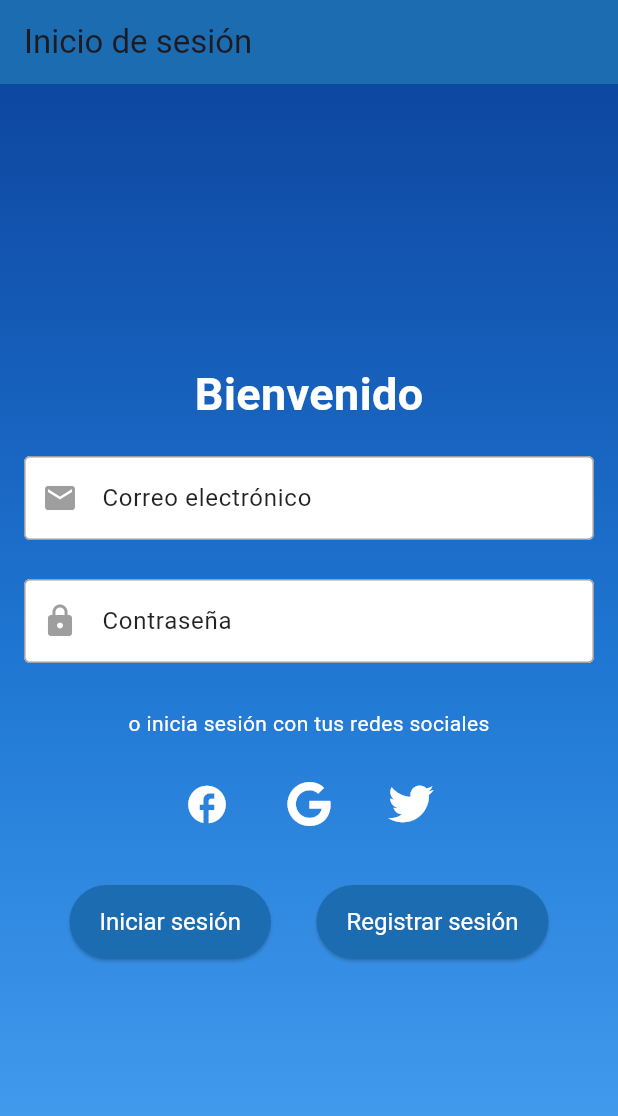
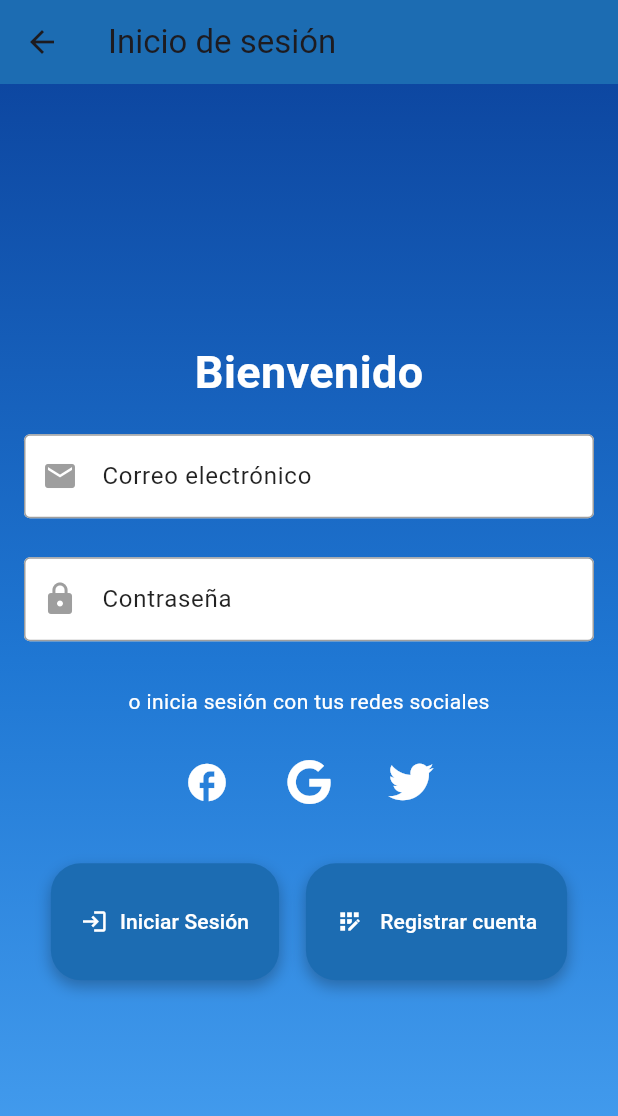
Before and after one commit to Jotaoesee/actividad3_app, a Flutter app: the screen it shows after launch, on a phone screen of 412 x 824 dp. Shown: the top 1116 px of the screen. Run offline on Flutter 3.47's test engine with Material 3 defaults, Android fonts, the phone set to English and light mode, and no system bars; our stand-ins replace font_awesome_flutter.

Commit message:
añado una clase para hacer un objeto personalizado y usarlo en donde quiera

```diff
--- a/lib/Apps/MyApp.dart
+++ b/lib/Apps/MyApp.dart
@@ -6,7 +6,6 @@ class MyApp extends StatelessWidget {
 
   @override
   Widget build(BuildContext context) {
-    Inicio inicioSesion = const Inicio();
     MaterialApp app =  const MaterialApp(title: "Mi primera App",);
     return app;
   }
--- a/lib/main.dart
+++ b/lib/main.dart
@@ -1,7 +1,7 @@
 import 'package:actividad3_app/pantallas/inicio.dart';
+import 'package:actividad3_app/pantallas/registro.dart';
 import 'package:flutter/material.dart';
-import 'package:actividad3_app/pantallas/registro.dart';
-import 'package:actividad3_app/pantallas/pantalla_inicio.dart'; // Importa el SplashScreen
+import 'package:actividad3_app/pantallas/splash.dart';
 
 void main() {
   runApp(const MyApp());
@@ -20,9 +20,9 @@ class MyApp extends StatelessWidget {
       ),
       initialRoute: '/splash', // Ruta inicial ahora es la pantalla Splash
       routes: {
-        '/splash': (context) => const PantallaDeInicio(),
-       // '/': (context) => const Inicio(),
-       // '/registro': (context) => Registro(),
+        '/splash': (context) => const Splash(),
+        '/': (context) => const Inicio(),
+        '/registro': (context) => Registro(),
       },
     );
   }
--- a/lib/pantallas/inicio.dart
+++ b/lib/pantallas/inicio.dart
@@ -1,4 +1,5 @@
 import 'package:actividad3_app/pantallas/registro.dart';
+import 'package:actividad3_app/personalizable/boton/boton_personalizado.dart';
 import 'package:flutter/material.dart';
 import 'package:font_awesome_flutter/font_awesome_flutter.dart';
 
@@ -178,35 +179,20 @@ class _InicioState extends State<Inicio> {
               Row(
                 mainAxisAlignment: MainAxisAlignment.spaceEvenly,
                 children: [
-                  ElevatedButton(
-                    style: ElevatedButton.styleFrom(
-                      backgroundColor: const Color.fromARGB(255, 28, 108, 178),
-                      padding: const EdgeInsets.symmetric(horizontal: 20, vertical: 15),
-                      textStyle: const TextStyle(fontSize: 16),
-                    ),
-                    onPressed: _validarYIniciarSesion,
-                    child: const Text(
-                      "Iniciar sesión",
-                      style: TextStyle(color: Colors.white),
-                    ),
+                  BotonPersonalizado(
+                      texto: "Iniciar Sesión",
+                      icono: Icons.login,
+                      alPresionar: _validarYIniciarSesion,
                   ),
-                  ElevatedButton(
-                    style: ElevatedButton.styleFrom(
-                      backgroundColor: const Color.fromARGB(255, 28, 108, 178),
-                      padding: const EdgeInsets.symmetric(horizontal: 20, vertical: 15),
-                      textStyle: const TextStyle(fontSize: 16),
-                    ),
-                    onPressed: () {
-                      // Navegar a la pantalla de registro
+                  BotonPersonalizado(
+                    texto: " Registrar cuenta",
+                    icono: Icons.app_registration,
+                    alPresionar: () {
                       Navigator.push(
-                        context,
-                        MaterialPageRoute(builder: (context) => Registro()),
+                          context,
+                          MaterialPageRoute(builder: (context) => Registro()),
                       );
                     },
-                    child: const Text(
-                      "Registrar sesión",
-                      style: TextStyle(color: Colors.white),
-                    ),
                   ),
                 ],
               ),
--- /dev/null
+++ b/lib/personalizable/boton/boton_personalizado.dart
@@ -0,0 +1,75 @@
+import 'package:flutter/material.dart';
+
+class BotonPersonalizado extends StatefulWidget {
+  final String texto;
+  final IconData icono;
+  final VoidCallback alPresionar;
+
+  const BotonPersonalizado({
+    Key? key,
+    required this.texto,
+    required this.icono,
+    required this.alPresionar,
+  }) : super(key: key);
+
+  @override
+  _BotonPersonalizadoState createState() => _BotonPersonalizadoState();
+}
+
+class _BotonPersonalizadoState extends State<BotonPersonalizado> {
+  bool esPresionado = false;
+
+  @override
+  Widget build(BuildContext context) {
+    return GestureDetector(
+      onTapDown: (_) {
+        setState(() {
+          esPresionado = true;
+        });
+      },
+      onTapUp: (_) {
+        setState(() {
+          esPresionado = false;
+        });
+      },
+      onTapCancel: () {
+        setState(() {
+          esPresionado = false;
+        });
+      },
+      child: AnimatedContainer(
+        duration: const Duration(milliseconds: 100),
+        padding: EdgeInsets.symmetric(
+          horizontal: esPresionado ? 25 : 20,
+          vertical: esPresionado ? 12 : 15,
+        ),
+        decoration: BoxDecoration(
+          color: const Color.fromARGB(255, 28, 108, 178),
+          borderRadius: BorderRadius.circular(20),
+          boxShadow: esPresionado
+              ? []
+              : [
+            const BoxShadow(
+              color: Colors.black26,
+              blurRadius: 8,
+              offset: Offset(0, 4),
+            ),
+          ],
+        ),
+        child: ElevatedButton.icon(
+          onPressed: widget.alPresionar,
+          icon: Icon(widget.icono, color: Colors.white),
+          label: Text(
+            widget.texto,
+            style: const TextStyle(color: Colors.white),
+          ),
+          style: ElevatedButton.styleFrom(
+            backgroundColor: Colors.transparent,
+            padding: EdgeInsets.zero,
+            shadowColor: Colors.transparent,
+          ),
+        ),
+      ),
+    );
+  }
+}
```
Also changed, not shown: lib/pantallas/registro.dart (+7 -38 lines), lib/pantallas/splash.dart (renamed from lib/pantallas/pantalla_inicio.dart, +4 -4 lines).
